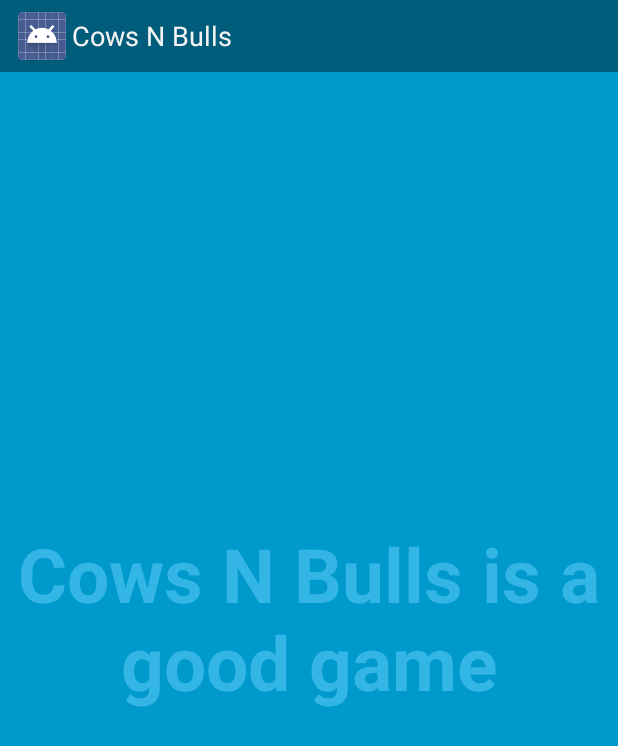
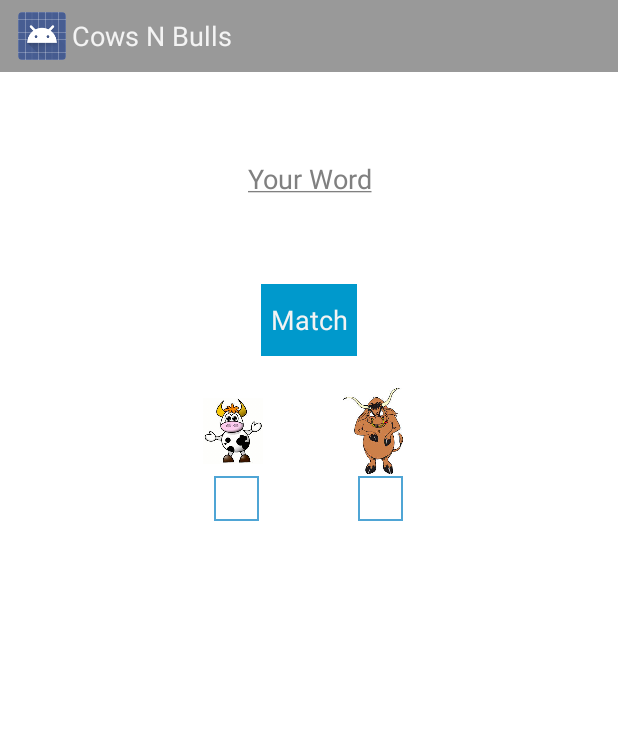
Before and after one commit to intellect-mind/CowsNBulls, an Android app: the screen it shows after launch (FullscreenActivity), on a phone screen of 412 x 824 dp. Shown: the top 746 px of the screen. Run offline under Robolectric (Android 15) with nearby library versions, the phone set to English and light mode, and no system bars.

Commit message:
Implemented U3.1, U3.2, U3.3

```diff
--- a/app/src/main/java/com/intellectminds/cowsnbulls/FullscreenActivity.java
+++ b/app/src/main/java/com/intellectminds/cowsnbulls/FullscreenActivity.java
@@ -4,11 +4,19 @@ import com.intellectminds.cowsnbulls.util.SystemUiHider;
 
 import android.annotation.TargetApi;
 import android.app.Activity;
+import android.graphics.Paint;
 import android.os.Build;
 import android.os.Bundle;
 import android.os.Handler;
+import android.text.InputFilter;
+import android.text.SpannableString;
+import android.text.style.UnderlineSpan;
+import android.view.Gravity;
 import android.view.MotionEvent;
 import android.view.View;
+import android.widget.Button;
+import android.widget.EditText;
+import android.widget.TextView;
 
 /**
  * An example full-screen activity that shows and hides the system UI (i.e.
@@ -51,14 +59,37 @@ public class FullscreenActivity extends Activity {
 
         setContentView(R.layout.activity_fullscreen);
 
-        final View controlsView = findViewById(R.id.fullscreen_content_controls);
-        final View contentView = findViewById(R.id.fullscreen_content);
+        //final View controlsView = findViewById(R.id.fullscreen_content_controls);
+        //final View contentView = findViewById(R.id.fullscreen_content);
+
+        final EditText wordText = (EditText) findViewById(R.id.word_text);
+        wordText.setPaintFlags(wordText.getPaintFlags() | Paint.UNDERLINE_TEXT_FLAG);
+        InputFilter[] filterArray = new InputFilter[2];
+        filterArray[0] = new InputFilter.AllCaps();
+        filterArray[1] = new InputFilter.LengthFilter(10);
+        wordText.setGravity(Gravity.CENTER);
+        wordText.setFilters(filterArray);
+
+        final TextView cows = (TextView) findViewById(R.id.cows);
+        final TextView bulls = (TextView) findViewById(R.id.bulls);
+
+        final GameLogic logic = new GameLogic();
+        Button button = (Button) findViewById(R.id.match_button);
+        button.setOnClickListener(new View.OnClickListener() {
+            @Override
+            public void onClick(View v) {
+
+                logic.matchWord(wordText.getText().toString());
+                cows.setText(String.valueOf(logic.getCows()));
+                bulls.setText(String.valueOf(logic.getBulls()));
+            }
+        });
 
         // Set up an instance of SystemUiHider to control the system UI for
         // this activity.
-        mSystemUiHider = SystemUiHider.getInstance(this, contentView, HIDER_FLAGS);
-        mSystemUiHider.setup();
-        mSystemUiHider
+        //mSystemUiHider = SystemUiHider.getInstance(this, contentView, HIDER_FLAGS);
+        //mSystemUiHider.setup();
+        /*mSystemUiHider
                 .setOnVisibilityChangeListener(new SystemUiHider.OnVisibilityChangeListener() {
                     // Cached values.
                     int mControlsHeight;
@@ -70,7 +101,7 @@ public class FullscreenActivity extends Activity {
                         if (Build.VERSION.SDK_INT >= Build.VERSION_CODES.HONEYCOMB_MR2) {
                             // If the ViewPropertyAnimator API is available
                             // (Honeycomb MR2 and later), use it to animate the
-                            // in-layout UI controls at the bottom of the
+                            // in-border UI controls at the bottom of the
                             // screen.
                             if (mControlsHeight == 0) {
                                 mControlsHeight = controlsView.getHeight();
@@ -84,7 +115,7 @@ public class FullscreenActivity extends Activity {
                                     .setDuration(mShortAnimTime);
                         } else {
                             // If the ViewPropertyAnimator APIs aren't
-                            // available, simply show or hide the in-layout UI
+                            // available, simply show or hide the in-border UI
                             // controls.
                             controlsView.setVisibility(visible ? View.VISIBLE : View.GONE);
                         }
@@ -107,11 +138,11 @@ public class FullscreenActivity extends Activity {
                 }
             }
         });
-
+        */
         // Upon interacting with UI controls, delay any scheduled hide()
         // operations to prevent the jarring behavior of controls going away
         // while interacting with the UI.
-        findViewById(R.id.dummy_button).setOnTouchListener(mDelayHideTouchListener);
+        //findViewById(R.id.dummy_button).setOnTouchListener(mDelayHideTouchListener);
     }
 
     @Override
@@ -121,12 +152,13 @@ public class FullscreenActivity extends Activity {
         // Trigger the initial hide() shortly after the activity has been
         // created, to briefly hint to the user that UI controls
         // are available.
-        delayedHide(100);
+        //delayedHide(100);
     }
 
 
+
     /**
-     * Touch listener to use for in-layout UI controls to delay hiding the
+     * Touch listener to use for in-border UI controls to delay hiding the
      * system UI. This is to prevent the jarring behavior of controls going away
      * while interacting with activity UI.
      */
@@ -156,4 +188,5 @@ public class FullscreenActivity extends Activity {
         mHideHandler.removeCallbacks(mHideRunnable);
         mHideHandler.postDelayed(mHideRunnable, delayMillis);
     }
+
 }
--- /dev/null
+++ b/app/src/main/java/com/intellectminds/cowsnbulls/GameDictionary.java
@@ -0,0 +1,29 @@
+package com.intellectminds.cowsnbulls;
+
+import java.util.Dictionary;
+import java.util.Hashtable;
+
+/**
+ * Created by enaamon on 2015-08-29.
+ */
+public class GameDictionary {
+
+    public Dictionary<Integer,String> addWords() {
+
+        Dictionary<Integer,String> dict = new Hashtable<Integer,String>();
+
+        dict.put(1, "help");
+        dict.put(2, "corn");
+        dict.put(3, "bare");
+        dict.put(4, "game");
+        dict.put(5, "fate");
+        dict.put(6, "fake");
+        dict.put(7, "acne");
+        dict.put(8, "horn");
+        dict.put(9, "hero");
+        dict.put(10, "mine");
+        dict.put(0, "cape");
+        return dict;
+
+    }
+}
--- /dev/null
+++ b/app/src/main/java/com/intellectminds/cowsnbulls/GameLogic.java
@@ -0,0 +1,70 @@
+package com.intellectminds.cowsnbulls;
+
+import java.util.Dictionary;
+import java.util.Scanner;
+
+/**
+ * Created by enaamon on 2015-08-29.
+ */
+public class GameLogic {
+
+    private int cows, bulls;
+    private String gameWord;
+
+    public GameLogic() {
+
+        GameDictionary cw = new GameDictionary();
+        Dictionary<Integer, String> gameDict = cw.addWords();
+        int index=returnInt();
+        gameWord = gameDict.get(index).toUpperCase();
+        System.out.println("Game word is "+gameWord);
+    }
+
+    public int getCows() {
+        return cows;
+    }
+
+    public int getBulls() {
+        return bulls;
+    }
+
+    public static int returnInt(){
+        int index=1;
+        index = (int)((Math.random())*10);
+
+        return index;
+    }
+    public void matchWord(String inputWord) {
+
+        int numOfGuesses = 0;
+        String guessWord;
+        System.out.println("######################################################################");
+        System.out.println("                       Welcome To The Game");
+        System.out.println("                         COWS AND BULLS");
+        System.out.println("######################################################################");
+
+
+         System.out.println("\n\n\n");
+        System.out.println("Input Word is "+inputWord);
+
+            cows = 0;
+            bulls = 0;
+            char[] letters = inputWord.toCharArray();
+            for(int i=0;i<gameWord.length();i++){
+                for(int j=0;j<letters.length;j++){
+                    if(gameWord.charAt(i)==letters[j]){
+                        cows+=1;
+                        if(i==j){
+                            bulls+=1;
+                        }
+                    }
+                }
+            }
+            System.out.println("Cows:"+cows+"  Bulls:"+bulls);
+            numOfGuesses+=1;
+
+        System.out.println("You have guessed correctly in "+numOfGuesses+" guesses. \n The word is "+inputWord);
+
+    }
+
+}
--- a/app/src/main/java/com/intellectminds/cowsnbulls/util/SystemUiHider.java
+++ b/app/src/main/java/com/intellectminds/cowsnbulls/util/SystemUiHider.java
@@ -28,8 +28,8 @@ public abstract class SystemUiHider {
      * When this flag is set, the
      * {@link android.view.WindowManager.LayoutParams#FLAG_LAYOUT_IN_SCREEN}
      * flag will be set on older devices, making the status bar "float" on top
-     * of the activity layout. This is most useful when there are no controls at
-     * the top of the activity layout.
+     * of the activity border. This is most useful when there are no controls at
+     * the top of the activity border.
      * <p/>
      * This flag isn't used on newer devices because the <a
      * href="http://developer.android.com/design/patterns/actionbar.html">action
--- /dev/null
+++ b/app/src/main/res/drawable/border.xml
@@ -0,0 +1,6 @@
+<?xml version="1.0" encoding="utf-8"?>
+<shape xmlns:android="http://schemas.android.com/apk/res/android"
+    android:layout_width="match_parent" android:layout_height="match_parent" android:shape="rectangle">
+    <solid android:color="#ffffff" />
+    <stroke android:width="1dip" android:color="#4fa5d5"/>
+</shape>
--- a/app/src/main/res/layout/activity_fullscreen.xml
+++ b/app/src/main/res/layout/activity_fullscreen.xml
@@ -1,18 +1,121 @@
 <FrameLayout xmlns:android="http://schemas.android.com/apk/res/android"
     xmlns:tools="http://schemas.android.com/tools" android:layout_width="match_parent"
-    android:layout_height="match_parent" android:background="#0099cc"
+    android:layout_height="match_parent" android:background="@color/white"
     tools:context=".FullscreenActivity">
 
     <!-- The primary full-screen view. This can be replaced with whatever view
          is needed to present your content, e.g. VideoView, SurfaceView,
          TextureView, etc. -->
+    <!--
     <TextView android:id="@+id/fullscreen_content" android:layout_width="match_parent"
         android:layout_height="match_parent" android:keepScreenOn="true" android:textColor="#33b5e5"
         android:textStyle="bold" android:textSize="50sp" android:gravity="center"
         android:text="@string/App_Details" />
-
+    -->
     <!-- This FrameLayout insets its children based on system windows using
          android:fitsSystemWindows. -->
+
+    <LinearLayout xmlns:android="http://schemas.android.com/apk/res/android"
+        xmlns:tools="http://schemas.android.com/tools"
+        android:id="@+id/input_layout"
+        android:layout_width="match_parent"
+        android:layout_height="match_parent"
+        android:orientation="vertical"
+        android:gravity="center_horizontal"
+        android:layout_marginTop="100dp"
+        android:background="@color/white">
+
+        <EditText android:id="@+id/word_text"
+            android:layout_width="200dip"
+            android:layout_height="wrap_content"
+            android:hint="Your Word"
+            android:maxLength="15"
+            android:textColor="@color/black"
+            android:inputType="textCapWords"/>
+
+        <Button
+            android:id="@+id/match_button"
+            android:layout_width="wrap_content"
+            android:layout_height="wrap_content"
+            android:ellipsize="start"
+            android:text="Match"
+            android:layout_marginTop="50dp"
+            android:background="@color/blue"/>
+
+        <LinearLayout xmlns:android="http://schemas.android.com/apk/res/android"
+            xmlns:tools="http://schemas.android.com/tools"
+            android:id="@+id/result_layout"
+            android:layout_width="299dp"
+            android:layout_height="match_parent"
+            android:orientation="horizontal"
+            android:gravity="center_horizontal"
+            android:layout_marginTop="20dp"
+            android:layout_marginLeft="15dp"
+            android:weightSum="1">
+
+            <LinearLayout
+                android:id="@+id/cowResultLayout"
+                android:layout_width="81dp"
+                android:orientation="vertical"
+                android:layout_height="wrap_content"
+                android:layout_weight="0.07">
+
+
+                <ImageView
+                    android:id="@+id/cowImage"
+                    android:layout_width="40dp"
+                    android:layout_height="60dp"
+                    android:layout_weight="1.00"
+                    android:src="@mipmap/cow"
+                    android:layout_marginLeft="0dp"/>
+
+                <TextView
+                    android:id="@+id/cows"
+                    android:layout_width="30dip"
+                    android:layout_height="30dip"
+                    android:background="@drawable/border"
+                    android:paddingTop="7dp"
+                    android:paddingLeft="8dp"
+                    android:textColor="@color/black"
+                    android:layout_marginLeft="7dp" />
+
+
+                </LinearLayout>
+
+            <LinearLayout
+                android:id="@+id/bullResultLayout"
+                android:layout_width="wrap_content"
+                android:layout_height="wrap_content"
+                android:orientation="vertical"
+                android:layout_weight="0.21">
+
+
+                <ImageView
+                    android:id="@+id/bullImage"
+                    android:layout_width="40dp"
+                    android:layout_height="60dp"
+                    android:layout_weight="1.00"
+                    android:src="@mipmap/bull"
+                    android:layout_marginLeft="0dp"/>
+
+                <TextView
+                    android:id="@+id/bulls"
+                    android:paddingTop="7dp"
+                    android:paddingLeft="8dp"
+                    android:textColor="@color/black"
+                    android:layout_width="30dip"
+                    android:layout_height="30dip"
+                    android:background="@drawable/border"
+                    android:layout_marginLeft="10dp" />
+
+            </LinearLayout>
+
+
+        </LinearLayout>
+
+    </LinearLayout>
+
+    <!--
     <FrameLayout android:layout_width="match_parent" android:layout_height="match_parent"
         android:fitsSystemWindows="true">
 
@@ -22,11 +125,12 @@
             android:background="@color/black_overlay" android:orientation="horizontal"
             tools:ignore="UselessParent">
 
+
             <Button android:id="@+id/dummy_button" style="?metaButtonBarButtonStyle"
-                android:layout_width="0dp" android:layout_height="wrap_content"
+            android:layout_width="0dp" android:layout_height="wrap_content"
                 android:layout_weight="1" android:text="@string/dummy_button" />
 
         </LinearLayout>
     </FrameLayout>
-
+    -->
 </FrameLayout>
--- a/app/src/main/res/values/colors.xml
+++ b/app/src/main/res/values/colors.xml
@@ -1,5 +1,9 @@
 <resources>
 
     <color name="black_overlay">#66000000</color>
-
+    <color name="red">#ffff0000</color>
+    <color name="white">#FFFFFF</color>
+    <color name="cyan">#1da1f3</color>
+    <color name="blue">#0099cc</color>
+    <color name="black">#000000</color>
 </resources>
```
Also changed, not shown: app/src/main/res/mipmap-hdpi/bull.png (added), app/src/main/res/mipmap-hdpi/cow.png (added).
